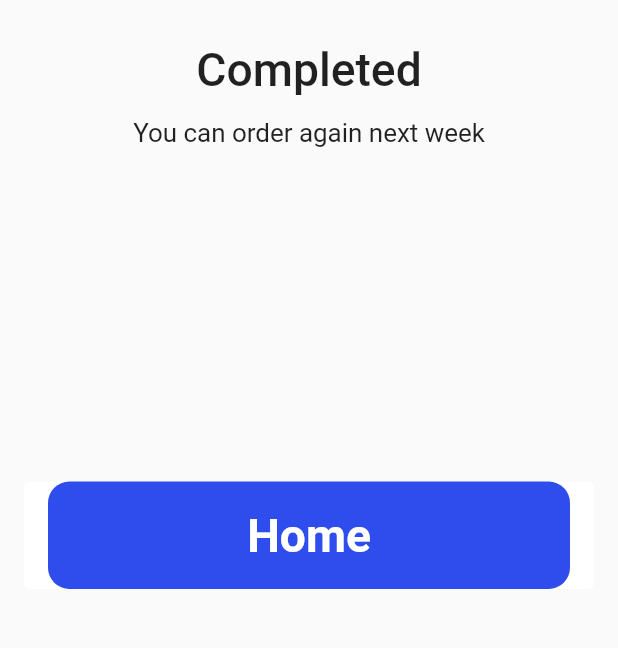
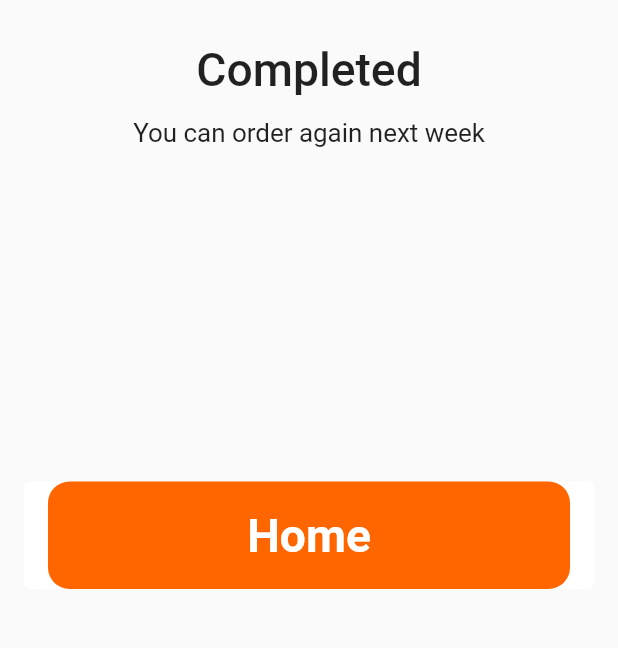
Before and after one commit to ashton-reddy/fitb_pantry_app, a Flutter app: the OrderPage screen opened by its route, after a tap on "Continue", after a tap on "Done", on a phone screen of 412 x 824 dp, the part 575-1223 px from its top. Run offline on Flutter 3.47's test engine with Material 2 defaults, Android fonts, the phone set to English and light mode, and no system bars; our stand-ins replace auto_route, cloud_firestore, email_validator, firebase_core, flutter_mobx, flutter_screenutil and 4 more; accounts and stored records are empty; generated files the repository leaves out were written again.

Commit message:
color changes

```diff
--- a/lib/pages/completed_page.dart
+++ b/lib/pages/completed_page.dart
@@ -61,7 +61,7 @@ class CompletedPage extends StatelessWidget {
                     vertical: 20.h,
                   ),
                   decoration: BoxDecoration(
-                    color: const Color(0xff2F4DED),
+                    color: const Color(0xffFF6600),
                     borderRadius: BorderRadius.circular(16.r),
                   ),
                   child: Center(
--- a/lib/pages/login_page/login_page.dart
+++ b/lib/pages/login_page/login_page.dart
@@ -49,7 +49,7 @@ class _LoginPageState extends State<LoginPage> {
             child: SizedBox(
               height: ScreenUtil.defaultSize.height,
               child: Column(
-                mainAxisAlignment: MainAxisAlignment.spaceBetween,
+                mainAxisAlignment: MainAxisAlignment.spaceEvenly,
                 crossAxisAlignment: CrossAxisAlignment.stretch,
                 children: [
                   const LogoHeaderWidget(),
@@ -58,7 +58,7 @@ class _LoginPageState extends State<LoginPage> {
                     child: Column(
                       children: [
                         Text(
-                          '',
+                          'Personal Info',
                           textAlign: TextAlign.center,
                           style: TextStyle(
                             fontWeight: FontWeight.w700,
@@ -238,7 +238,7 @@ class _LoginPageState extends State<LoginPage> {
                               vertical: 20.h,
                             ),
                             decoration: BoxDecoration(
-                              color: const Color(0xAD0075),
+                              color: const Color(0xffFF6600),
                               borderRadius: BorderRadius.circular(16.r),
                             ),
                             child: Center(
--- a/lib/pages/order_page/order_page.dart
+++ b/lib/pages/order_page/order_page.dart
@@ -68,7 +68,7 @@ class _OrderPageState extends State<OrderPage> {
                           vertical: 20.h,
                         ),
                         decoration: BoxDecoration(
-                          color: const Color(0xAD0075),
+                          color: const Color(0xffFF6600),
                           borderRadius: BorderRadius.circular(16.r),
                         ),
                         child: Center(
--- a/lib/pages/order_summary_page/order_summary_page.dart
+++ b/lib/pages/order_summary_page/order_summary_page.dart
@@ -143,23 +143,18 @@ class _OrderSummaryPageState extends State<OrderSummaryPage> {
                 ),
               ),
               Padding(
-                padding: const EdgeInsets.only(bottom: 32),
-                child: ElevatedButton(
-                  onPressed: () {
+                padding: const EdgeInsets.only(bottom: 16),
+                child: GestureDetector(
+                  onTap: () {
                     context.router.replace(const CompletedRoute());
                   },
-                  style: ElevatedButton.styleFrom(
-                    backgroundColor: Colors.white,
-                    shadowColor: Colors.transparent,
-                    elevation: 0.0,
-                  ).copyWith(elevation: ButtonStyleButton.allOrNull(0.0)),
                   child: Container(
                     padding: EdgeInsets.symmetric(
                       horizontal: 18.w,
                       vertical: 20.h,
                     ),
                     decoration: BoxDecoration(
-                      color: const Color(0xAD0075),
+                      color: const Color(0xffFF6600),
                       borderRadius: BorderRadius.circular(16.r),
                     ),
                     child: Center(
--- a/lib/pages/startup_page/startup_page.dart
+++ b/lib/pages/startup_page/startup_page.dart
@@ -34,7 +34,7 @@ class StartupPage extends StatelessWidget {
                   vertical: 20.h,
                 ),
                 decoration: BoxDecoration(
-                  color: const Color(0xAD0075),
+                  color: const Color(0xffFF6600),
                   borderRadius: BorderRadius.circular(16.r),
                 ),
                 child: Center(
--- a/pubspec.yaml
+++ b/pubspec.yaml
@@ -17,7 +17,7 @@ publish_to: 'none' # Remove this line if you wish to publish to pub.dev
 # https://developer.apple.com/library/archive/documentation/General/Reference/InfoPlistKeyReference/Articles/CoreFoundationKeys.html
 # In Windows, build-name is used as the major, minor, and patch parts
 # of the product and file versions while build-number is used as the build suffix.
-version: 1.0.0+1
+version: 2.0.0+2
 
 environment:
   sdk: '>=2.18.6 <3.0.0'
```
Also changed, not shown: lib/firebase_options.dart, 1 other file.
